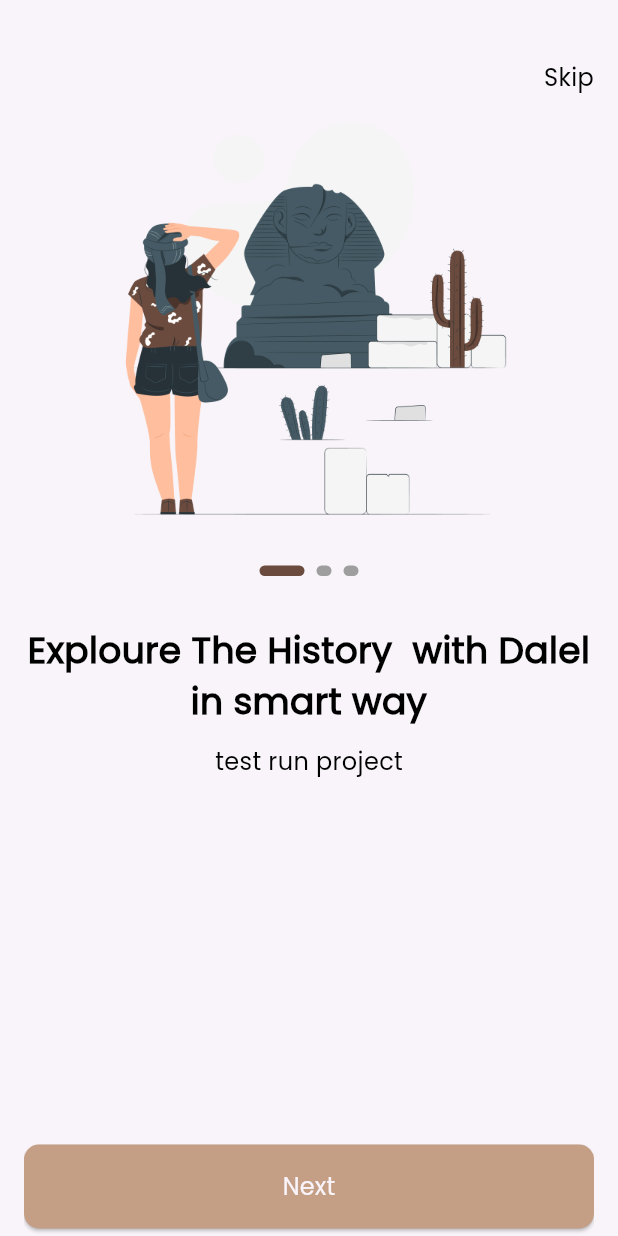
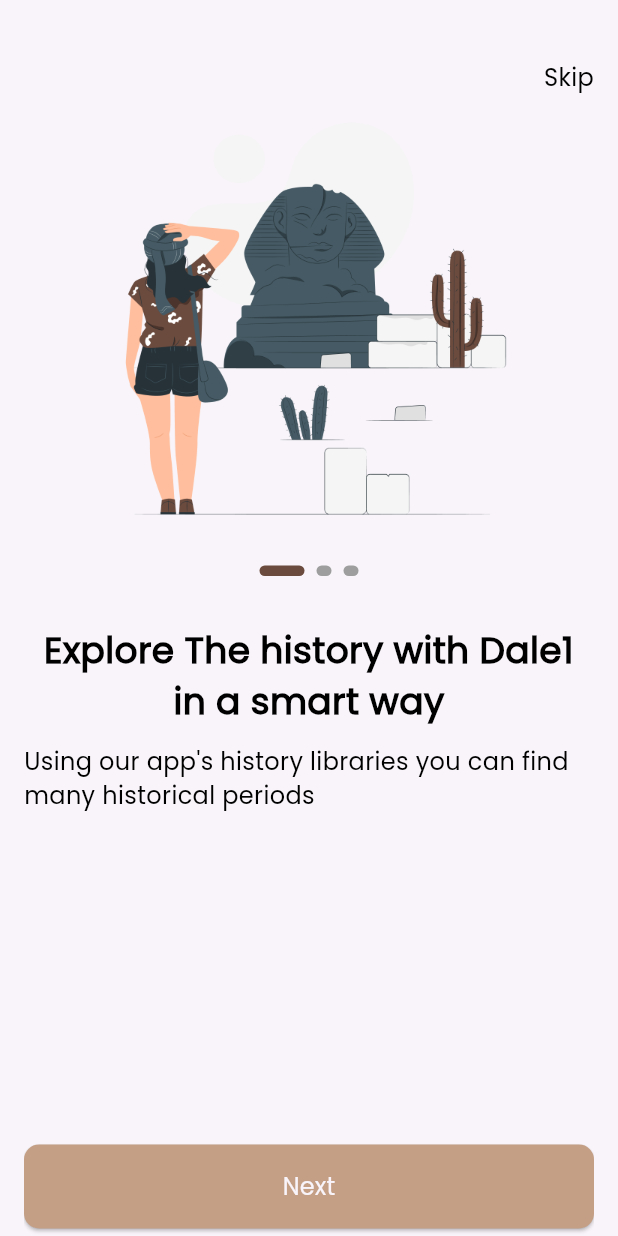
Before and after one commit to Adel-Saeed21/Dalel-app, a Flutter app: the screen it shows after launch, on a phone screen of 412 x 824 dp. Run offline on Flutter 3.47's test engine with Material 3 defaults, Android fonts, the phone set to English and light mode, and no system bars; drawn by our look-alikes of smooth_page_indicator; our stand-ins replace go_router.

Commit message:
create model for onboarding  screen

```diff
--- /dev/null
+++ b/lib/features/on_boarding/data/models/on_boarding_model.dart
@@ -0,0 +1,33 @@
+import 'package:dalel/core/utils/app_assets.dart';
+
+class OnBoardingModel {
+  final String imagePath;
+  final String title;
+  final String subTitle;
+
+  OnBoardingModel({
+    required this.imagePath,
+    required this.title,
+    required this.subTitle,
+  });
+}
+
+List<OnBoardingModel> onBoardingData = [
+  OnBoardingModel(
+    imagePath: Assets.assetsImagesOnBoarding1,
+    title: "Explore The history with Dale1 in a smart way",
+    subTitle:
+        "Using our app's history libraries you can find many historical periods",
+  ),
+  OnBoardingModel(
+    imagePath: Assets.assetsImagesOnBoarding2,
+    title: "From every place on earth",
+    subTitle: "A big variety of ancient places from all over the world",
+  ),
+  OnBoardingModel(
+    imagePath: Assets.assetsImagesOnBoarding,
+    title: "Using modern AI technology for better user experience",
+    subTitle:
+        "AI provide recommendations and helps you to continue the search journey",
+  ),
+];
--- a/lib/features/on_boarding/presentation/views/widgets/on_boarding_wodget_view.dart
+++ b/lib/features/on_boarding/presentation/views/widgets/on_boarding_wodget_view.dart
@@ -1,5 +1,5 @@
-import 'package:dalel/core/utils/app_assets.dart';
 import 'package:dalel/core/utils/app_text_style.dart';
+import 'package:dalel/features/on_boarding/data/models/on_boarding_model.dart';
 import 'package:dalel/features/on_boarding/presentation/views/widgets/custom_smooth_page_indecator.dart';
 import 'package:flutter/material.dart';
 
@@ -12,6 +12,7 @@ class OnBoardingWidgetBody extends StatelessWidget {
       height: 500,
 
       child: PageView.builder(
+        itemCount: onBoardingData.length,
         physics: const BouncingScrollPhysics(),
         controller: _controller,
         itemBuilder: (context, index) {
@@ -20,9 +21,9 @@ class OnBoardingWidgetBody extends StatelessWidget {
               Container(
                 height: 290,
                 width: 343,
-                decoration: const BoxDecoration(
+                decoration: BoxDecoration(
                   image: DecorationImage(
-                    image: AssetImage(Assets.assetsImagesOnBoarding1),
+                    image: AssetImage(onBoardingData[index].imagePath),
                     fit: BoxFit.fill,
                   ),
                 ),
@@ -32,7 +33,7 @@ class OnBoardingWidgetBody extends StatelessWidget {
               const SizedBox(height: 32),
 
               Text(
-                "Exploure The History  with Dalel in smart way ",
+                onBoardingData[index].title,
                 maxLines: 2,
                 overflow: TextOverflow.ellipsis,
                 style: AppTextStyle.poppins500Style24.copyWith(
@@ -42,8 +43,8 @@ class OnBoardingWidgetBody extends StatelessWidget {
               ),
               const SizedBox(height: 12),
 
-              const Text(
-                "test run project",
+              Text(
+                onBoardingData[index].subTitle,
                 style: AppTextStyle.poppins300Style16,
                 maxLines: 2,
                 overflow: TextOverflow.ellipsis,
```
